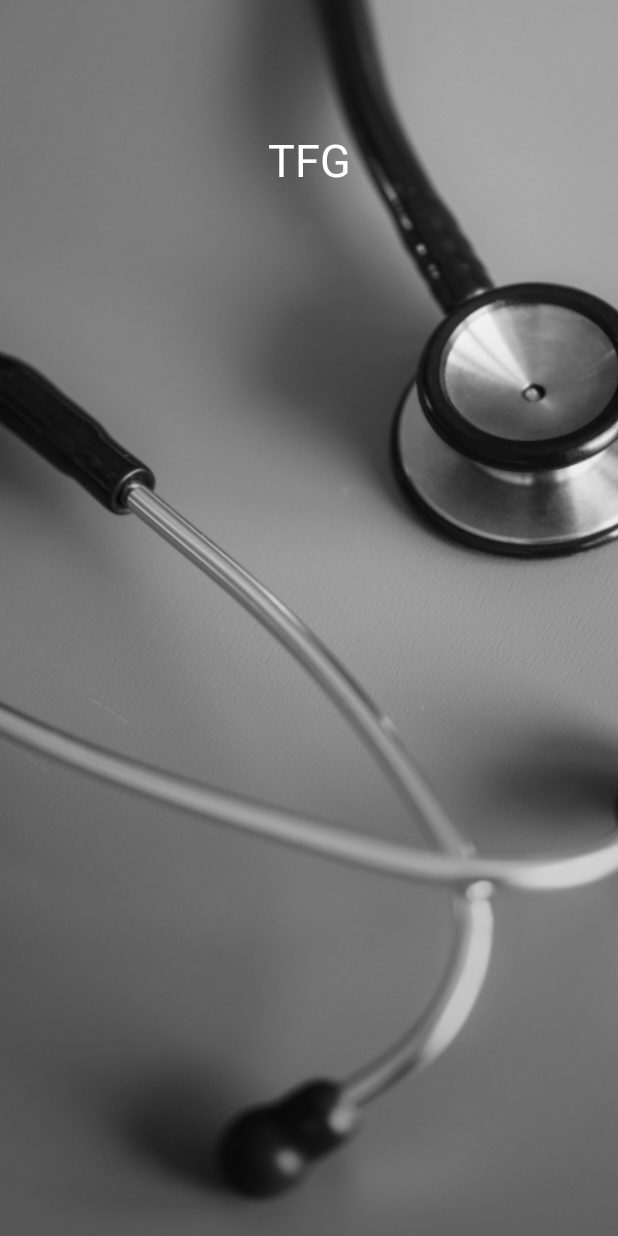
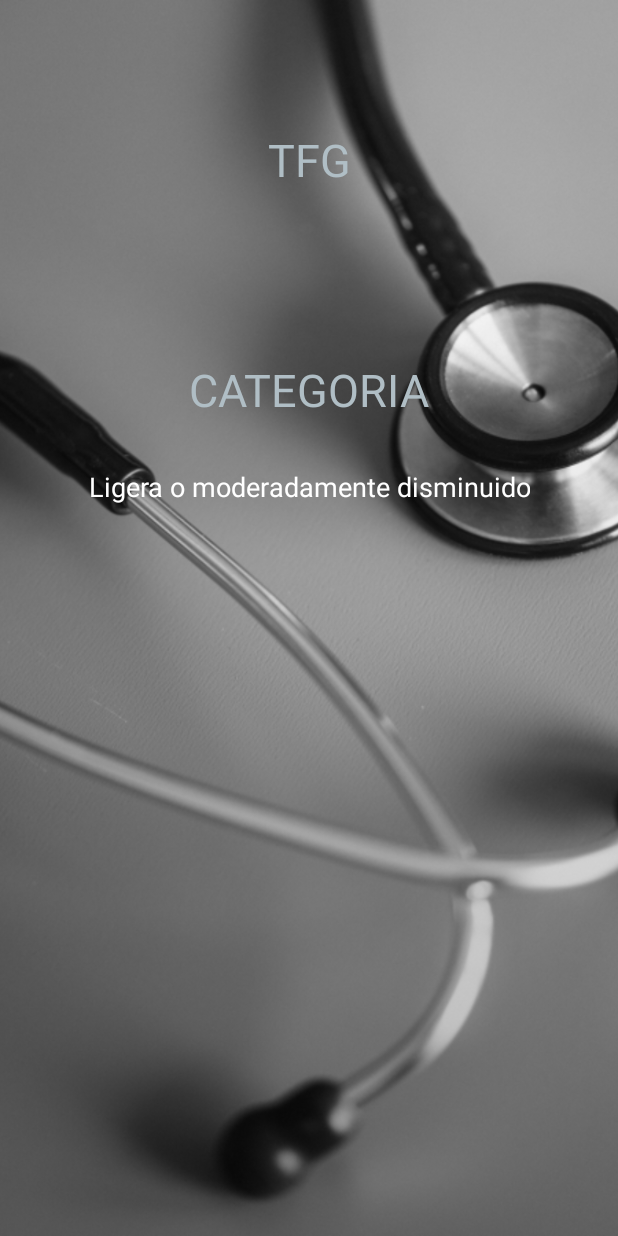
Before and after one commit to torchb3arer/iraimapp, an Android app: the Resultado screen opened directly, with no data from a screen before it, on a phone screen of 412 x 824 dp. Run offline under Robolectric (Android 15) with nearby library versions, the phone set to English and light mode, and no system bars.

Commit message:
Se agrega estadios de gravedad

```diff
--- a/app/src/main/res/layout/activity_resultado.xml
+++ b/app/src/main/res/layout/activity_resultado.xml
@@ -21,11 +21,11 @@
         android:id="@+id/txtResultado"
         android:layout_width="wrap_content"
         android:layout_height="wrap_content"
-        android:layout_marginEnd="8dp"
         android:layout_marginStart="8dp"
         android:layout_marginTop="86dp"
-        android:text="TFG"
-        android:textColor="@android:color/white"
+        android:layout_marginEnd="8dp"
+        android:text="@string/tfg"
+        android:textColor="@color/colorPrimary"
         android:textSize="30sp"
         app:layout_constraintEnd_toEndOf="parent"
         app:layout_constraintStart_toStartOf="parent"
@@ -35,12 +35,44 @@
         android:id="@+id/txtResuFnal"
         android:layout_width="wrap_content"
         android:layout_height="wrap_content"
-        android:layout_marginEnd="8dp"
         android:layout_marginStart="8dp"
         android:layout_marginTop="32dp"
+        android:layout_marginEnd="8dp"
         android:textColor="@android:color/white"
         android:textSize="36sp"
+        app:layout_constraintBottom_toTopOf="@+id/categoria"
+        app:layout_constraintEnd_toEndOf="parent"
+        app:layout_constraintHorizontal_bias="0.501"
+        app:layout_constraintStart_toStartOf="parent"
+        app:layout_constraintTop_toBottomOf="@+id/txtResultado"
+        app:layout_constraintVertical_bias="0.0" />
+
+    <TextView
+        android:id="@+id/categoria"
+        android:layout_width="wrap_content"
+        android:layout_height="wrap_content"
+        android:layout_marginStart="8dp"
+        android:layout_marginTop="32dp"
+        android:layout_marginEnd="8dp"
+        android:text="@string/categoria"
+        android:textColor="@color/colorPrimary"
+        android:textSize="30sp"
         app:layout_constraintEnd_toEndOf="parent"
         app:layout_constraintStart_toStartOf="parent"
-        app:layout_constraintTop_toBottomOf="@+id/txtResultado" />
+        app:layout_constraintTop_toBottomOf="@+id/txtResuFnal" />
+
+    <TextView
+        android:id="@+id/categoriaResu"
+        android:layout_width="wrap_content"
+        android:layout_height="wrap_content"
+        android:layout_marginStart="8dp"
+        android:layout_marginTop="32dp"
+        android:layout_marginEnd="8dp"
+        android:text="Ligera o moderadamente disminuido"
+        android:textAlignment="center"
+        android:textColor="@android:color/white"
+        android:textSize="18sp"
+        app:layout_constraintEnd_toEndOf="parent"
+        app:layout_constraintStart_toStartOf="parent"
+        app:layout_constraintTop_toBottomOf="@+id/categoria" />
 </android.support.constraint.ConstraintLayout>
--- a/app/src/main/res/values/strings.xml
+++ b/app/src/main/res/values/strings.xml
@@ -11,4 +11,6 @@
     <string name="mg_dl">Mg/dl</string>
     <string name="kg">Kg</string>
     <string name="anos">Años</string>
+    <string name="tfg">TFG</string>
+    <string name="categoria">CATEGORIA</string>
 </resources>
```
Also changed, not shown: app/src/main/java/com/example/torchb3arer/iraimapp/Controller/MainActivity.kt (+40 -0 lines), app/src/main/java/com/example/torchb3arer/iraimapp/Controller/Resultado.kt (+6 -1 lines), app/src/main/java/com/example/torchb3arer/iraimapp/Utilitarios/Constantes.kt (added, +15 -0 lines).
